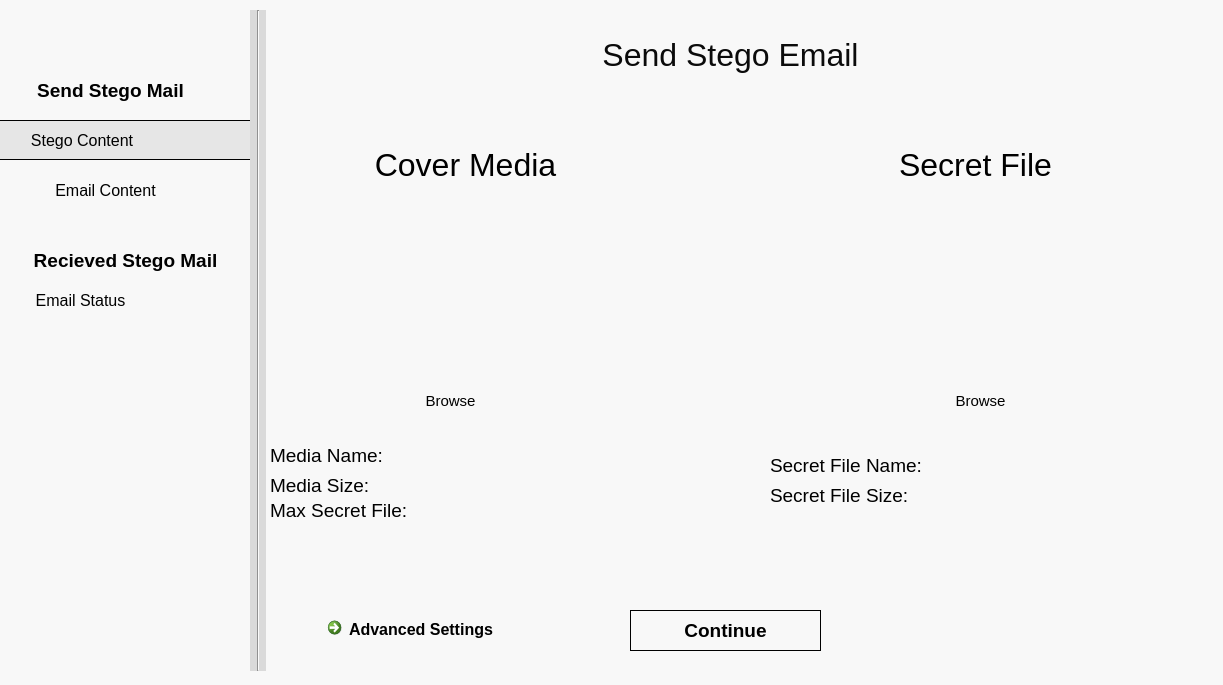
First picture: the form in UI_Files/Encryption.ui, repository StegoMailo/Desktop-App, before the edit.
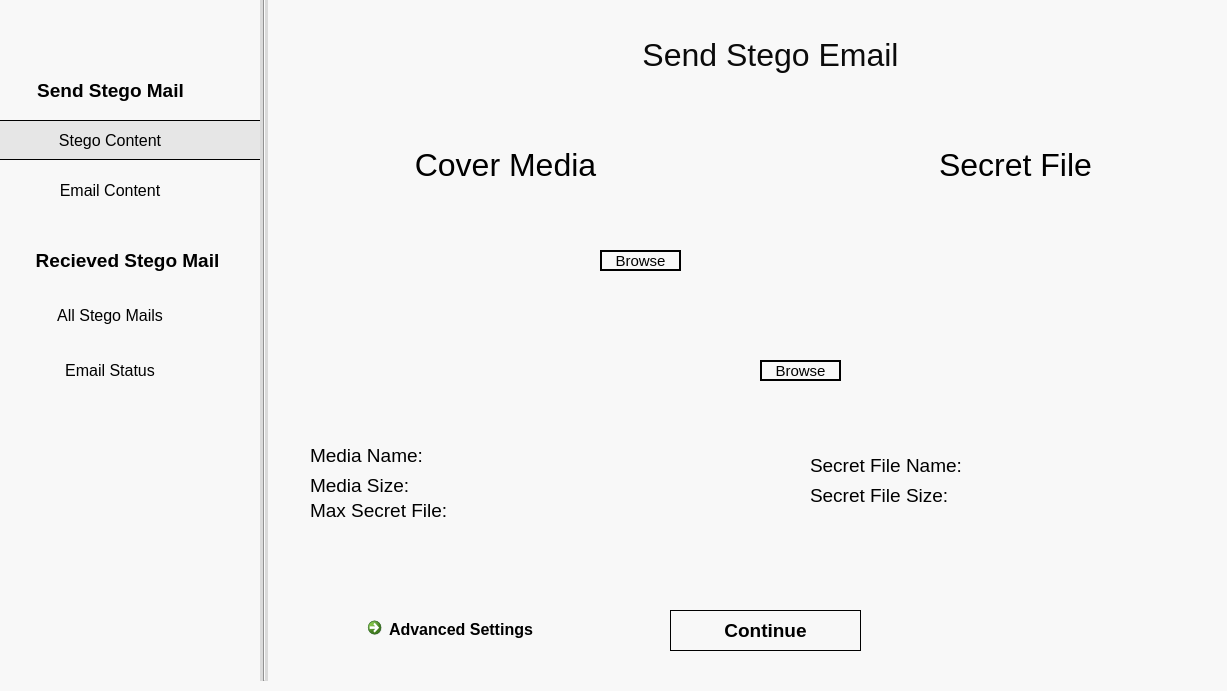
Second picture: the form after the edit.

Commit message: Connected Gmail to get Received Stego Mail

The edit to the form file:
```diff
--- a/UI_Files/Encryption.ui
+++ b/UI_Files/Encryption.ui
@@ -9,8 +9,8 @@
    <rect>
     <x>0</x>
     <y>0</y>
-    <width>1223</width>
-    <height>685</height>
+    <width>1227</width>
+    <height>691</height>
    </rect>
   </property>
   <property name="font">
@@ -28,7 +28,7 @@
   <widget class="QLabel" name="label">
    <property name="geometry">
     <rect>
-     <x>530</x>
+     <x>570</x>
      <y>30</y>
      <width>401</width>
      <height>51</height>
@@ -41,7 +41,7 @@
   <widget class="QLabel" name="coverMediaLabel">
    <property name="geometry">
     <rect>
-     <x>340</x>
+     <x>380</x>
      <y>140</y>
      <width>251</width>
      <height>51</height>
@@ -54,7 +54,7 @@
   <widget class="QLabel" name="secretFileLabel">
    <property name="geometry">
     <rect>
-     <x>850</x>
+     <x>890</x>
      <y>140</y>
      <width>251</width>
      <height>51</height>
@@ -70,7 +70,7 @@
    </property>
    <property name="geometry">
     <rect>
-     <x>630</x>
+     <x>670</x>
      <y>610</y>
      <width>191</width>
      <height>41</height>
@@ -97,7 +97,7 @@
   <widget class="QCommandLinkButton" name="btnAdvancedSettings">
    <property name="geometry">
     <rect>
-     <x>320</x>
+     <x>360</x>
      <y>610</y>
      <width>221</width>
      <height>41</height>
@@ -122,9 +122,9 @@
   <widget class="QPushButton" name="btnEmailStatus">
    <property name="geometry">
     <rect>
-     <x>10</x>
-     <y>280</y>
-     <width>141</width>
+     <x>35</x>
+     <y>350</y>
+     <width>150</width>
      <height>40</height>
     </rect>
    </property>
@@ -176,9 +176,9 @@
   <widget class="QPushButton" name="btnEmailContent">
    <property name="geometry">
     <rect>
-     <x>30</x>
+     <x>35</x>
      <y>170</y>
-     <width>151</width>
+     <width>150</width>
      <height>40</height>
     </rect>
    </property>
@@ -225,13 +225,13 @@
 background-color: rgb(230, 230, 230);</string>
    </property>
    <property name="text">
-    <string>         Stego Content</string>
+    <string/>
    </property>
   </widget>
   <widget class="QLabel" name="txtMediaName">
    <property name="geometry">
     <rect>
-     <x>270</x>
+     <x>310</x>
      <y>440</y>
      <width>351</width>
      <height>31</height>
@@ -249,9 +249,9 @@
   <widget class="QLabel" name="txtMediaSize">
    <property name="geometry">
     <rect>
-     <x>270</x>
+     <x>310</x>
      <y>470</y>
-     <width>251</width>
+     <width>351</width>
      <height>31</height>
     </rect>
    </property>
@@ -267,7 +267,7 @@
   <widget class="QLabel" name="txtFileSizeValidation">
    <property name="geometry">
     <rect>
-     <x>570</x>
+     <x>610</x>
      <y>550</y>
      <width>291</width>
      <height>31</height>
@@ -288,10 +288,10 @@
   <widget class="Line" name="line">
    <property name="geometry">
     <rect>
-     <x>250</x>
-     <y>10</y>
-     <width>16</width>
-     <height>661</height>
+     <x>260</x>
+     <y>-10</y>
+     <width>8</width>
+     <height>691</height>
     </rect>
    </property>
    <property name="styleSheet">
@@ -306,7 +306,7 @@
     <rect>
      <x>10</x>
      <y>240</y>
-     <width>231</width>
+     <width>235</width>
      <height>40</height>
     </rect>
    </property>
@@ -331,8 +331,8 @@
   <widget class="QLabel" name="txtCoverBrowse">
    <property name="geometry">
     <rect>
-     <x>410</x>
-     <y>390</y>
+     <x>600</x>
+     <y>250</y>
      <width>81</width>
      <height>21</height>
     </rect>
@@ -352,8 +352,9 @@
 
 QLabel#txtCoverBrowse{
 
-background-color: rgba(0, 0, 0, 0.001);
+background-color: rgba(248, 248, 248, 1);
 color:rgb(0,0,0);
+border: 2px solid black;
 
 }</string>
    </property>
@@ -367,8 +368,8 @@
   <widget class="QLabel" name="txtSecretFileBrowse">
    <property name="geometry">
     <rect>
-     <x>940</x>
-     <y>390</y>
+     <x>760</x>
+     <y>360</y>
      <width>81</width>
      <height>21</height>
     </rect>
@@ -388,8 +389,9 @@
 
 QLabel#txtSecretFileBrowse{
 
-background-color: rgba(138, 198, 253,0.0);
+background-color: rgba(248, 248, 248, 1);
 color:rgb(0,0,0);
+border: 2px solid black;
 
 }</string>
    </property>
@@ -403,9 +405,9 @@
   <widget class="QLabel" name="txtSecretName">
    <property name="geometry">
     <rect>
-     <x>770</x>
+     <x>810</x>
      <y>450</y>
-     <width>231</width>
+     <width>401</width>
      <height>31</height>
     </rect>
    </property>
@@ -421,7 +423,7 @@
   <widget class="QLabel" name="txtSecretSize">
    <property name="geometry">
     <rect>
-     <x>770</x>
+     <x>810</x>
      <y>480</y>
      <width>411</width>
      <height>31</height>
@@ -439,7 +441,7 @@
   <widget class="QLabel" name="txtMaxSecretMessageSize">
    <property name="geometry">
     <rect>
-     <x>270</x>
+     <x>310</x>
      <y>490</y>
      <width>391</width>
      <height>41</height>
@@ -457,6 +459,63 @@
     <string>Max Secret File:</string>
    </property>
   </widget>
+  <widget class="QPushButton" name="txtStegoContent">
+   <property name="geometry">
+    <rect>
+     <x>35</x>
+     <y>120</y>
+     <width>150</width>
+     <height>40</height>
+    </rect>
+   </property>
+   <property name="font">
+    <font>
+     <pointsize>12</pointsize>
+     <weight>50</weight>
+     <bold>false</bold>
+    </font>
+   </property>
+   <property name="styleSheet">
+    <string notr="true">color:black;
+box-shadow: none;
+border-style:flat;
+text-align: center;
+background-color: rgba(255, 255, 255, 0);</string>
+   </property>
+   <property name="text">
+    <string>Stego Content</string>
+   </property>
+  </widget>
+  <widget class="QPushButton" name="btnStegoMails">
+   <property name="geometry">
+    <rect>
+     <x>35</x>
+     <y>295</y>
+     <width>150</width>
+     <height>40</height>
+    </rect>
+   </property>
+   <property name="font">
+    <font>
+     <pointsize>12</pointsize>
+     <weight>50</weight>
+     <bold>false</bold>
+    </font>
+   </property>
+   <property name="autoFillBackground">
+    <bool>false</bool>
+   </property>
+   <property name="styleSheet">
+    <string notr="true">color:black;
+box-shadow: none;
+border-style:flat;
+text-align: center;
+background-color: rgba(255, 255, 255, 0);</string>
+   </property>
+   <property name="text">
+    <string>All Stego Mails</string>
+   </property>
+  </widget>
  </widget>
  <resources/>
  <connections/>
```
Left out of the diff: 10 changed lines with no effect on the pictures. The commit also changes 12 other files.
